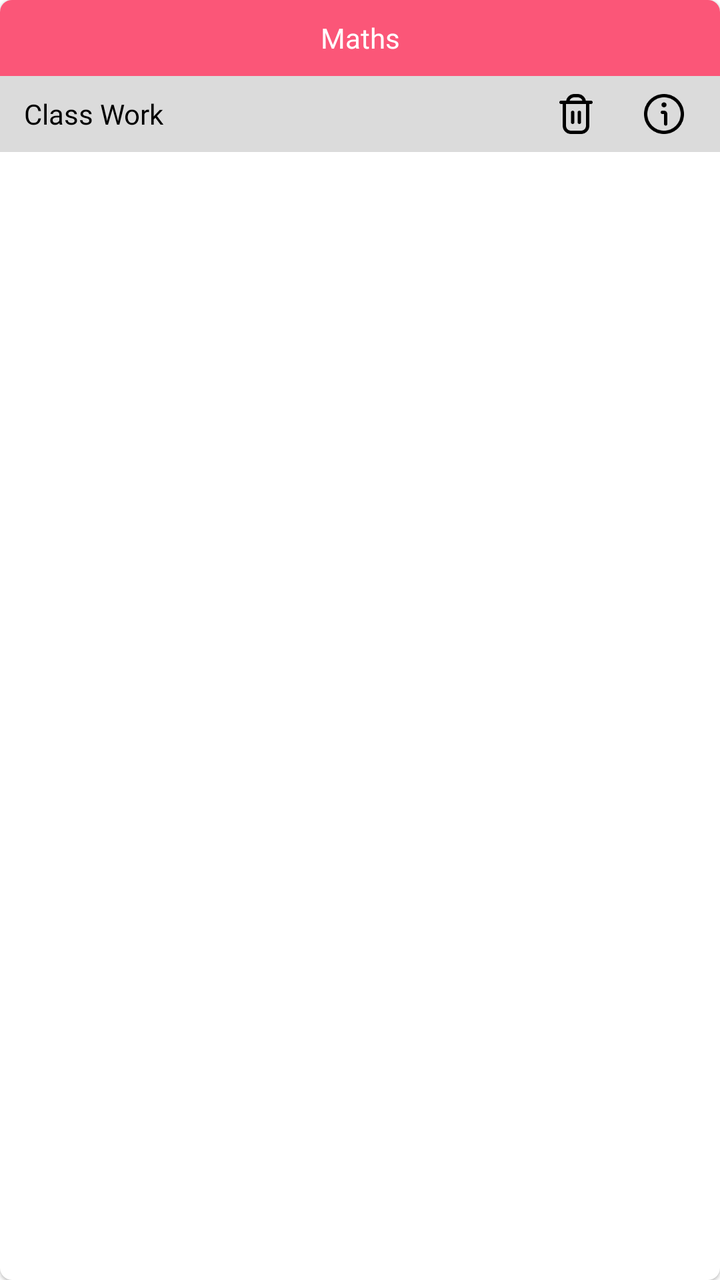
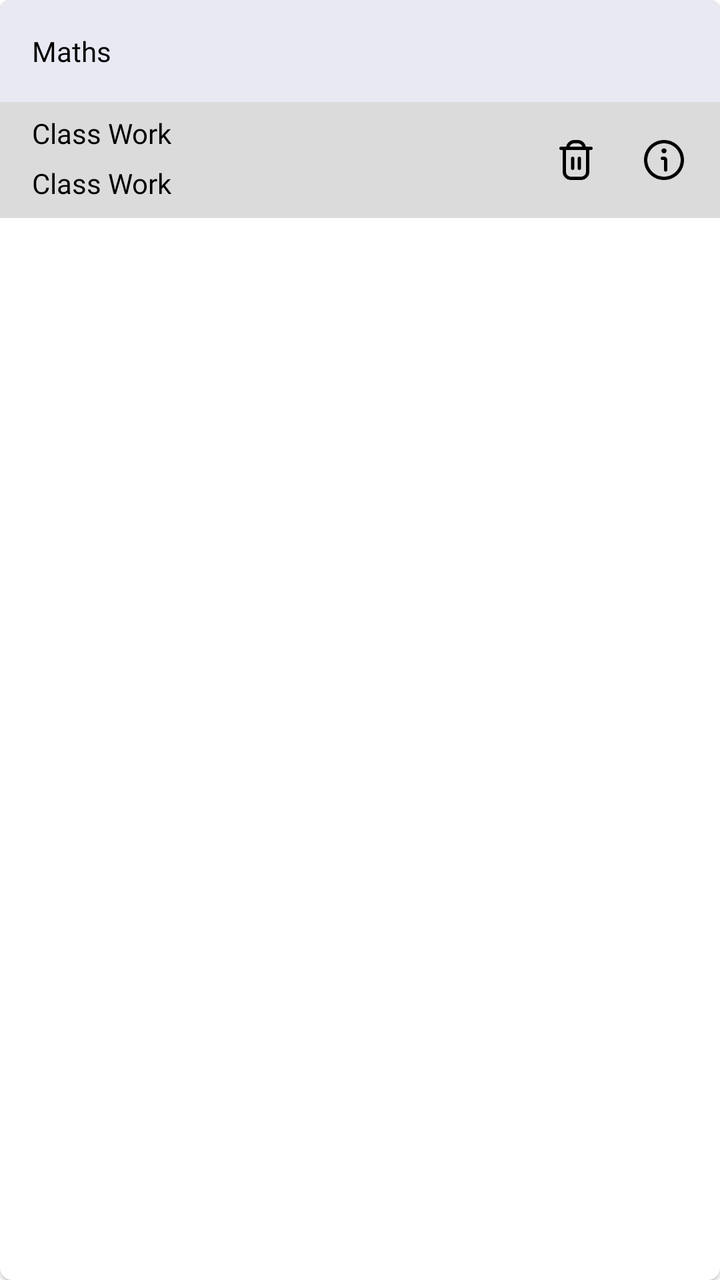

An Android layout rendered at two revisions. The XML below is the earlier revision; the diff shows what the commit changed to produce the second picture.
<!-- AndroidManifest.xml: application theme Theme.School -->
<!-- res/layout/created_diary_item.xml -->
<?xml version="1.0" encoding="utf-8"?>
<com.google.android.material.card.MaterialCardView xmlns:android="http://schemas.android.com/apk/res/android"
    xmlns:app="http://schemas.android.com/apk/res-auto"
    xmlns:tools="http://schemas.android.com/tools"
    android:layout_width="match_parent"
    android:layout_height="wrap_content"
    android:layout_marginBottom="16dp"
    app:cardCornerRadius="6dp">

    <androidx.constraintlayout.widget.ConstraintLayout
        android:layout_width="match_parent"
        android:layout_height="wrap_content">

        <LinearLayout
            android:layout_width="0dp"
            android:layout_height="wrap_content"
            android:orientation="vertical"
            app:layout_constraintBottom_toBottomOf="parent"
            app:layout_constraintEnd_toEndOf="parent"
            app:layout_constraintStart_toStartOf="parent"
            app:layout_constraintTop_toTopOf="parent">

            <TextView
                android:id="@+id/subject_txt"
                android:layout_width="match_parent"
                android:layout_height="38dp"
                android:background="#FB5678"
                android:fontFamily="@font/inter_semibold"
                android:gravity="center"
                android:text="Maths"
                android:textColor="@color/white" />

            <LinearLayout
                android:layout_width="match_parent"
                android:layout_height="38dp"
                android:background="#DBDBDB"
                android:orientation="horizontal">

                <TextView
                    android:id="@+id/work_type_txt"
                    android:layout_width="match_parent"
                    android:layout_height="match_parent"
                    android:layout_weight="1"
                    android:fontFamily="@font/inter_semibold"
                    android:gravity="center_vertical"
                    android:paddingStart="12dp"
                    android:text="Class Work"
                    android:textColor="@color/black" />

                <ImageView
                    android:id="@+id/delete_iv"
                    android:layout_width="32dp"
                    android:layout_height="32dp"
                    android:layout_gravity="center"
                    android:layout_marginEnd="12dp"
                    android:clickable="true"
                    android:focusable="true"
                    android:foreground="?attr/selectableItemBackground"
                    android:padding="6dp"
                    app:srcCompat="@drawable/trash_iv" />

                <ImageView
                    android:id="@+id/info_iv"
                    android:layout_width="32dp"
                    android:layout_height="32dp"
                    android:layout_gravity="center"
                    android:layout_marginEnd="12dp"
                    android:clickable="true"
                    android:focusable="true"
                    android:foreground="?attr/selectableItemBackground"
                    android:padding="6dp"
                    app:srcCompat="@drawable/about_us_img" />
            </LinearLayout>
        </LinearLayout>
    </androidx.constraintlayout.widget.ConstraintLayout>
</com.google.android.material.card.MaterialCardView>
<!-- resources referenced by this layout -->
<resources>
  <color name="black">#FF000000</color>
  <color name="white">#FFFFFFFF</color>
  <!-- drawable about_us_img: png bitmap (drawable, 1410 bytes) -->
  <!-- drawable trash_iv: png bitmap (drawable, 963 bytes) -->
  <style name="Theme.School" parent="Base.Theme.School" />
  <style name="Base.Theme.School" parent="Theme.MaterialComponents.Light.NoActionBar">
          
          
          <item name="colorPrimary">@color/blue</item>
          <item name="colorPrimaryVariant">@color/blue</item>
          <item name="colorOnPrimary">@color/white</item>
          <item name="colorSecondary">@color/light_blue</item>
          <item name="colorSecondaryVariant">@color/teal_700</item>
          <item name="colorOnSecondary">@color/white</item>
          <item name="android:windowLightStatusBar" tools:ignore="NewApi">true</item>
          <item name="android:statusBarColor">@color/white</item>
          <item name="android:windowDisablePreview">true</item>
      </style>
  <color name="blue">#1E4284</color>
  <color name="light_blue">#1B55F1</color>
  <color name="teal_700">#FF018786</color>
</resources>

<!-- the commit's change to res/layout/created_diary_item.xml (unified diff, before → after) -->
@@ -21,31 +21,54 @@
             app:layout_constraintTop_toTopOf="parent">
 
             <TextView
-                android:id="@+id/subject_txt"
+                android:id="@+id/sent_name_txt"
                 android:layout_width="match_parent"
-                android:layout_height="38dp"
-                android:background="#FB5678"
+                android:layout_height="wrap_content"
+                android:background="@color/light_blue1"
                 android:fontFamily="@font/inter_semibold"
-                android:gravity="center"
+                android:padding="16dp"
                 android:text="Maths"
-                android:textColor="@color/white" />
+                android:textColor="@color/black" />
 
             <LinearLayout
                 android:layout_width="match_parent"
-                android:layout_height="38dp"
+                android:layout_height="wrap_content"
                 android:background="#DBDBDB"
                 android:orientation="horizontal">
 
-                <TextView
-                    android:id="@+id/work_type_txt"
+                <LinearLayout
                     android:layout_width="match_parent"
-                    android:layout_height="match_parent"
+                    android:layout_height="wrap_content"
+                    android:layout_marginEnd="8dp"
+                    android:layout_marginBottom="8dp"
                     android:layout_weight="1"
-                    android:fontFamily="@font/inter_semibold"
-                    android:gravity="center_vertical"
-                    android:paddingStart="12dp"
-                    android:text="Class Work"
-                    android:textColor="@color/black" />
+                    android:orientation="vertical">
+
+                    <TextView
+                        android:id="@+id/type_txt"
+                        android:layout_width="match_parent"
+                        android:layout_height="match_parent"
+                        android:layout_marginTop="6dp"
+                        android:layout_weight="1"
+                        android:fontFamily="@font/inter_semibold"
+                        android:gravity="center_vertical"
+                        android:paddingStart="16dp"
+                        android:text="Class Work"
+                        android:textColor="@color/black" />
+
+                    <TextView
+                        android:id="@+id/details_txt"
+                        android:layout_width="match_parent"
+                        android:layout_height="match_parent"
+                        android:layout_marginTop="6dp"
+                        android:layout_weight="1"
+                        android:fontFamily="@font/inter"
+                        android:gravity="center_vertical"
+                        android:paddingStart="16dp"
+                        android:text="Class Work"
+                        android:textColor="@color/black" />
+
+                </LinearLayout>
 
                 <ImageView
                     android:id="@+id/delete_iv"
<!-- resource entries referenced after the edit -->
@@ -1,6 +1,7 @@
 <!-- resources referenced by this layout -->
 <resources>
   <color name="black">#FF000000</color>
+  <color name="light_blue1">#338D93BD</color>
   <color name="white">#FFFFFFFF</color>
   <!-- drawable about_us_img: png bitmap (drawable, 1410 bytes) -->
   <!-- drawable trash_iv: png bitmap (drawable, 963 bytes) -->
